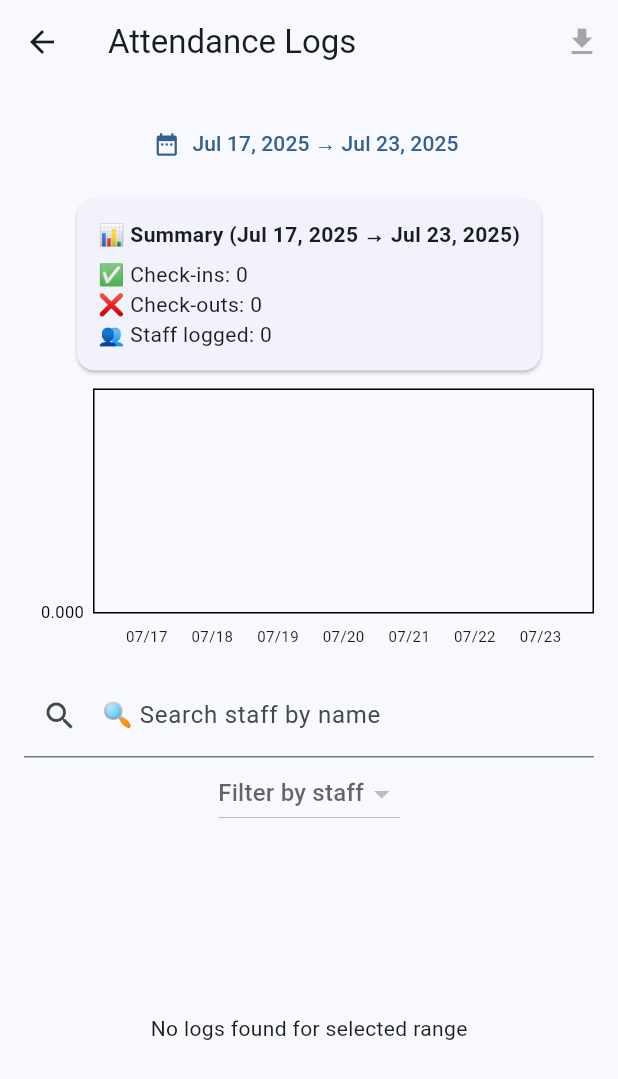
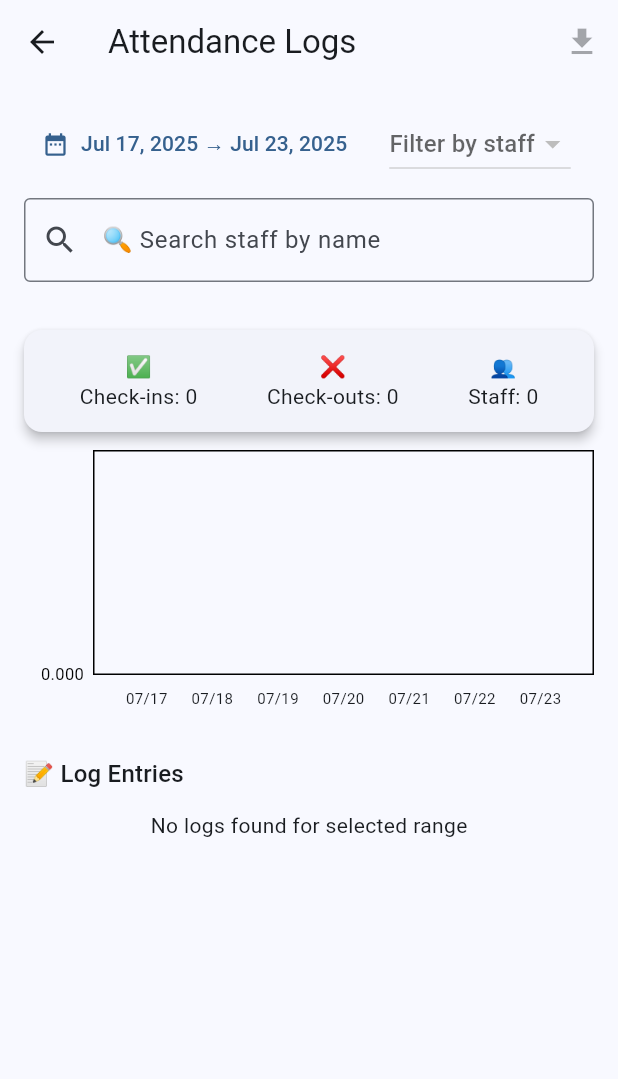
Before and after one commit to ChornChhery/QR-Staff, a Flutter app: the LogsPage screen opened directly, on a phone screen of 412 x 824 dp. Shown: the top 1079 px of the screen. Run offline on Flutter 3.47's test engine with Material 3 defaults, Android fonts, the phone set to English and light mode, and no system bars; drawn by our look-alikes of fl_chart; our stand-ins replace qr_flutter, share_plus; missing offline and left inert: mobile_scanner.

Commit message:
log page

```diff
--- a/lib/pages/logs_page.dart
+++ b/lib/pages/logs_page.dart
@@ -45,8 +45,7 @@ class _LogsPageState extends State<LogsPage> {
       if (date.isAfter(start.subtract(const Duration(days: 1))) &&
           date.isBefore(end.add(const Duration(days: 1)))) {
         for (final log in entry.value) {
-          final nameMatch =
-              _searchQuery.isEmpty ||
+          final nameMatch = _searchQuery.isEmpty ||
               log['name']!.toLowerCase().contains(_searchQuery.toLowerCase());
           final staffMatch =
               _selectedStaff == null || log['name'] == _selectedStaff;
@@ -80,31 +79,35 @@ class _LogsPageState extends State<LogsPage> {
         '${log['name']},${log['action']},${log['time']},${log['date']}',
       );
     }
-    // Replace with proper file saving later
     Share.share(csv.toString(), subject: 'QR Staff Logs Export');
   }
 
   Widget _buildSummaryCard() {
     final logs = _filteredLogs;
-    int checkIns = logs.where((l) => l['action'] == 'Check-in').length;
-    int checkOuts = logs.where((l) => l['action'] == 'Check-out').length;
-    int uniqueStaff = logs.map((l) => l['name']).toSet().length;
+    final checkIns = logs.where((l) => l['action'] == 'Check-in').length;
+    final checkOuts = logs.where((l) => l['action'] == 'Check-out').length;
+    final uniqueStaff = logs.map((l) => l['name']).toSet().length;
 
     return Card(
+      elevation: 3,
       margin: const EdgeInsets.symmetric(vertical: 12),
       child: Padding(
         padding: const EdgeInsets.all(14),
-        child: Column(
-          crossAxisAlignment: CrossAxisAlignment.start,
+        child: Row(
+          mainAxisAlignment: MainAxisAlignment.spaceAround,
           children: [
-            Text(
-              '📊 Summary (${DateFormat.yMMMd().format(_selectedRange!.start)} → ${DateFormat.yMMMd().format(_selectedRange!.end)})',
-              style: const TextStyle(fontWeight: FontWeight.bold),
-            ),
-            const SizedBox(height: 6),
-            Text('✅ Check-ins: $checkIns'),
-            Text('❌ Check-outs: $checkOuts'),
-            Text('👥 Staff logged: $uniqueStaff'),
+            Column(children: [
+              const Text('✅'),
+              Text('Check-ins: $checkIns'),
+            ]),
+            Column(children: [
+              const Text('❌'),
+              Text('Check-outs: $checkOuts'),
+            ]),
+            Column(children: [
+              const Text('👥'),
+              Text('Staff: $uniqueStaff'),
+            ]),
           ],
         ),
       ),
@@ -173,14 +176,16 @@ class _LogsPageState extends State<LogsPage> {
           ),
         ],
       ),
-      body: Padding(
+      body: SingleChildScrollView(
         padding: const EdgeInsets.all(16),
         child: Column(
+          crossAxisAlignment: CrossAxisAlignment.start,
           children: [
-            Row(
+            Wrap(
+              spacing: 12,
+              runSpacing: 10,
               children: [
-                Expanded(
-                  child: TextButton.icon(
+                TextButton.icon(
                   icon: const Icon(Icons.date_range),
                   label: Text(
                     _selectedRange == null
@@ -188,19 +193,6 @@ class _LogsPageState extends State<LogsPage> {
                         : '${DateFormat.yMMMd().format(_selectedRange!.start)} → ${DateFormat.yMMMd().format(_selectedRange!.end)}',
                   ),
                   onPressed: () => _selectDateRange(context),
-                  ),
-                ),
-              ],
-            ),
-            if (_selectedRange != null) _buildSummaryCard(),
-            if (_selectedRange != null) _buildChart(),
-            const SizedBox(height: 10),
-            TextField(
-              decoration: const InputDecoration(
-                labelText: '🔍 Search staff by name',
-                prefixIcon: Icon(Icons.search),
-              ),
-              onChanged: (value) => setState(() => _searchQuery = value),
                 ),
                 DropdownButton<String>(
                   hint: const Text('Filter by staff'),
@@ -213,25 +205,51 @@ class _LogsPageState extends State<LogsPage> {
                   }).toList(),
                   onChanged: (value) => setState(() => _selectedStaff = value),
                 ),
-            const SizedBox(height: 10),
-            Expanded(
-              child: _filteredLogs.isEmpty
-                  ? const Center(
-                      child: Text('No logs found for selected range'),
-                    )
-                  : ListView.builder(
+              ],
+            ),
+            const SizedBox(height: 12),
+            TextField(
+              decoration: const InputDecoration(
+                labelText: '🔍 Search staff by name',
+                prefixIcon: Icon(Icons.search),
+                border: OutlineInputBorder(),
+              ),
+              onChanged: (value) => setState(() => _searchQuery = value),
+            ),
+            const SizedBox(height: 20),
+            if (_selectedRange != null) _buildSummaryCard(),
+            if (_selectedRange != null) _buildChart(),
+            const SizedBox(height: 24),
+            Text(
+              '📝 Log Entries',
+              style: Theme.of(context).textTheme.titleMedium,
+            ),
+            const SizedBox(height: 12),
+            if (_filteredLogs.isEmpty)
+              const Center(child: Text('No logs found for selected range'))
+            else
+              ListView.builder(
+                shrinkWrap: true,
+                physics: const NeverScrollableScrollPhysics(),
                 itemCount: _filteredLogs.length,
                 itemBuilder: (context, index) {
                   final log = _filteredLogs[index];
                   final isCheckIn = log['action'] == 'Check-in';
+                  final color = isCheckIn ? Colors.green : Colors.red;
+                  final bg = isCheckIn ? Colors.green[50] : Colors.red[50];
+
                   return Card(
+                    color: bg,
                     margin: const EdgeInsets.symmetric(vertical: 6),
                     child: ListTile(
-                            leading: Icon(
+                      leading: CircleAvatar(
+                        backgroundColor: color,
+                        child: Icon(
                           isCheckIn ? Icons.login : Icons.logout,
-                              color: isCheckIn ? Colors.green : Colors.red,
+                          color: Colors.white,
                         ),
-                            title: Text('${log['name']}'),
+                      ),
+                      title: Text(log['name'] ?? 'Unknown'),
                       subtitle: Text(
                         '${log['action']} at ${log['time']} on ${log['date']}',
                       ),
@@ -239,7 +257,6 @@ class _LogsPageState extends State<LogsPage> {
                   );
                 },
               ),
-            ),
           ],
         ),
       ),
```
Lines whose indentation alone changed are shown as unchanged.
